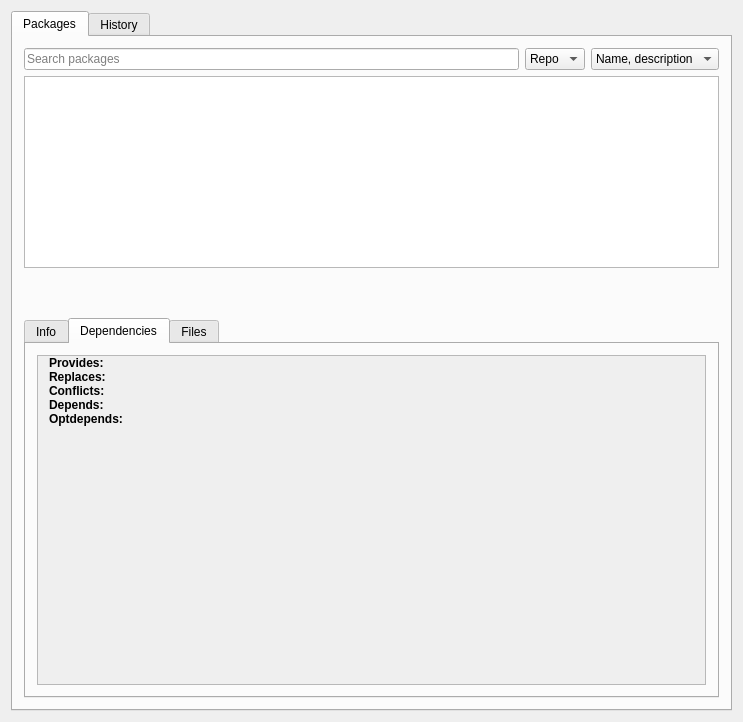
This is src/mainwindow.ui in Shatur/orson as Qt 5 draws it before an edit. The edited form follows.
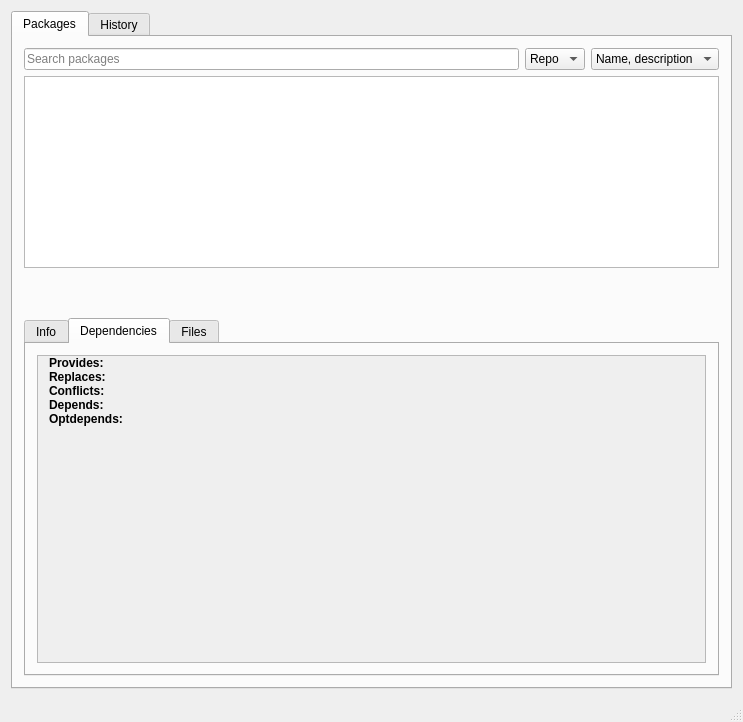
This is the edited form. The open tabs and pages were chosen to show the change. Icons and pictures are not drawn. Custom widgets are drawn as their Qt base class.

Diff of the .ui file:
```diff
--- a/src/mainwindow.ui
+++ b/src/mainwindow.ui
@@ -611,8 +611,8 @@
                 <rect>
                  <x>0</x>
                  <y>0</y>
-                 <width>687</width>
-                 <height>374</height>
+                 <width>97</width>
+                 <height>96</height>
                 </rect>
                </property>
                <layout class="QFormLayout" name="depsContentLayout">
@@ -858,6 +858,7 @@
     </item>
    </layout>
   </widget>
+  <widget class="QStatusBar" name="statusBar"/>
  </widget>
  <layoutdefault spacing="6" margin="11"/>
  <customwidgets>
```
Left out of the diff: 9 changed lines with no effect on the pictures.
